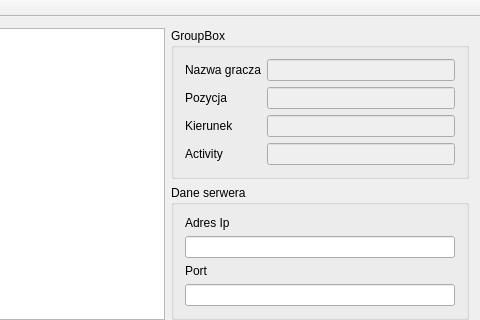
Before: the Qt Designer form Projects/server/server_app/mainwindow.ui in Elektronika2015/Tanks, drawn with Qt 5; both pictures show x 144 to 624 and y 0 to 320 of the 624 by 495 pixel window.
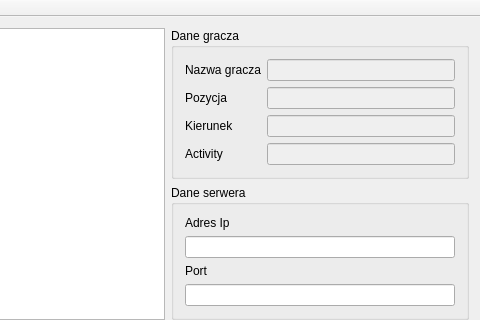
After: the same form once the commit is applied.

Commit message: fixed wrong name for group box in server GUI app

```diff
--- a/Projects/server/server_app/mainwindow.ui
+++ b/Projects/server/server_app/mainwindow.ui
@@ -59,7 +59,7 @@
       <item row="0" column="1">
        <widget class="QGroupBox" name="groupBox_2">
         <property name="title">
-         <string>GroupBox</string>
+         <string>Dane gracza</string>
         </property>
         <layout class="QGridLayout" name="gridLayout_3">
          <item row="0" column="0">
```
